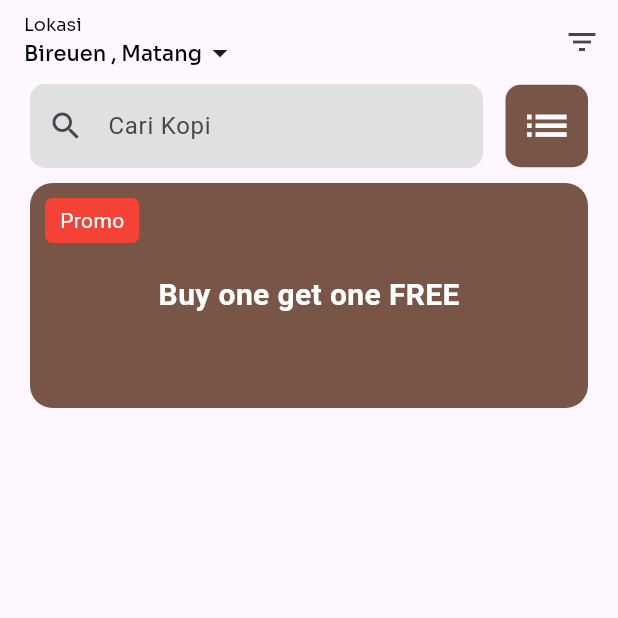
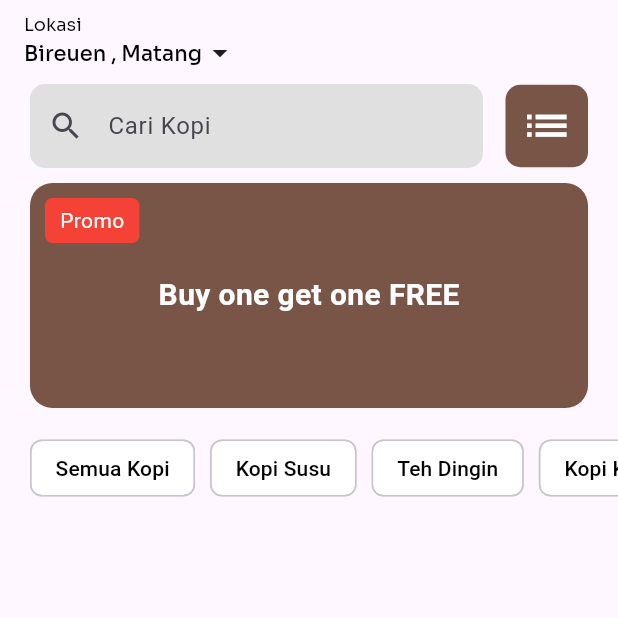
Before and after one commit to Zammil00/ui_coffee_shop, a Flutter app: the screen it shows after launch, on a phone screen of 412 x 824 dp, the top half of it. Run offline on Flutter 3.47's test engine with Material 3 defaults, Android fonts, the phone set to English and light mode, and no system bars; our stand-ins replace google_fonts.

Commit message:
Update Home Page

```diff
--- a/lib/pages/home_page.dart
+++ b/lib/pages/home_page.dart
@@ -1,5 +1,6 @@
 import 'package:flutter/material.dart';
 import 'package:google_fonts/google_fonts.dart';
+import '../widget/category_item_widget.dart';
 
 class HomePage extends StatefulWidget {
   const HomePage({super.key});
@@ -43,13 +44,6 @@ class _HomePageState extends State<HomePage> {
             ),
           ],
         ),
-        actions: [
-          IconButton(
-              onPressed: () {},
-              icon: Icon(
-                Icons.filter_list,
-              ))
-        ],
       ),
       body: Column(
         children: [
@@ -72,34 +66,25 @@ class _HomePageState extends State<HomePage> {
                         hintText: "Cari Kopi"),
                   ),
                 ),
-                SizedBox(
-                  width: 15,
-                ),
+                SizedBox(width: 15),
                 SizedBox(
                   width: 55,
                   height: 55,
                   child: Container(
                     decoration: BoxDecoration(
-                      color: Colors.brown,
-                      borderRadius: BorderRadius.circular(10),
-                    ),
+                        color: Colors.brown,
+                        borderRadius: BorderRadius.circular(10)),
                     child: IconButton(
                       onPressed: () {},
-                      icon: Icon(
-                        Icons.list,
-                        size: 35,
-                        color: Colors.white,
-                      ),
+                      icon: Icon(Icons.list, size: 35, color: Colors.white),
                     ),
                   ),
                 ),
               ],
             ),
           ),
-
           SizedBox(height: 10),
-
-          // Promo Banner
+          // PROMO BANNER 111111111111111111111111111111111111111111111111111111
           Padding(
             padding: EdgeInsets.symmetric(horizontal: 20),
             child: Container(
@@ -139,8 +124,45 @@ class _HomePageState extends State<HomePage> {
             ),
           ),
           SizedBox(height: 20),
+          // KATEGOTY FILTERRRR !!!!!!!!!!!!!!!!!!!!!!!!!!!!!!!!!!!!!!!!!!!!!!!!
+
+          SizedBox(
+            height: 40,
+            child: ListView(
+              scrollDirection: Axis.horizontal,
+              padding: EdgeInsets.symmetric(horizontal: 20),
+              children: [
+                _buildCategoryItem("Semua Kopi", true),
+                _buildCategoryItem("Kopi Susu", false),
+                _buildCategoryItem("Teh Dingin", false),
+                _buildCategoryItem("Kopi Khop", false),
+                _buildCategoryItem("Kopi Kenangan", false),
+              ],
+            ),
+          )
         ],
       ),
     );
   }
 }
+
+Widget _buildCategoryItem(String title, bool isSelected) {
+  bool isSelected = false;
+
+  void Isklik() {
+    isSelected = true;
+  }
+
+  return Padding(
+    padding: EdgeInsets.only(right: 10),
+    child: Chip(
+      label: Text(
+        title,
+        style: TextStyle(
+          color: isSelected ? Colors.white : Colors.black,
+        ),
+      ),
+      backgroundColor: isSelected ? Colors.brown : Colors.white,
+    ),
+  );
+}
```
Also changed, not shown: lib/widget/category_item_widget.dart (added, +22 -0 lines).
